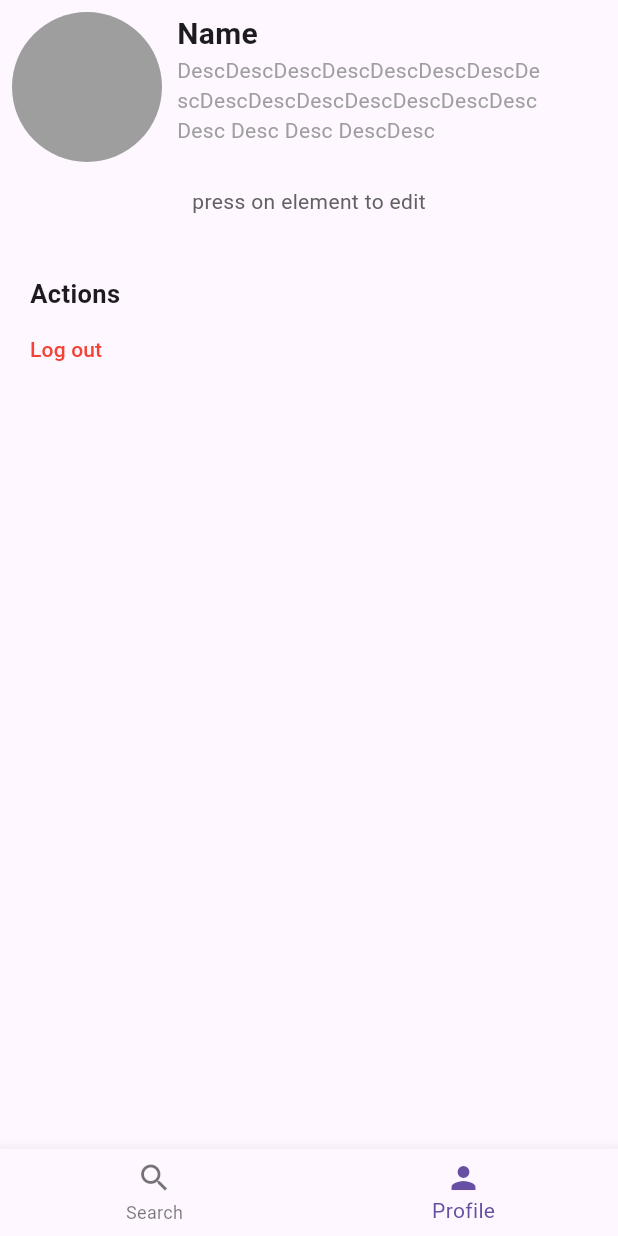
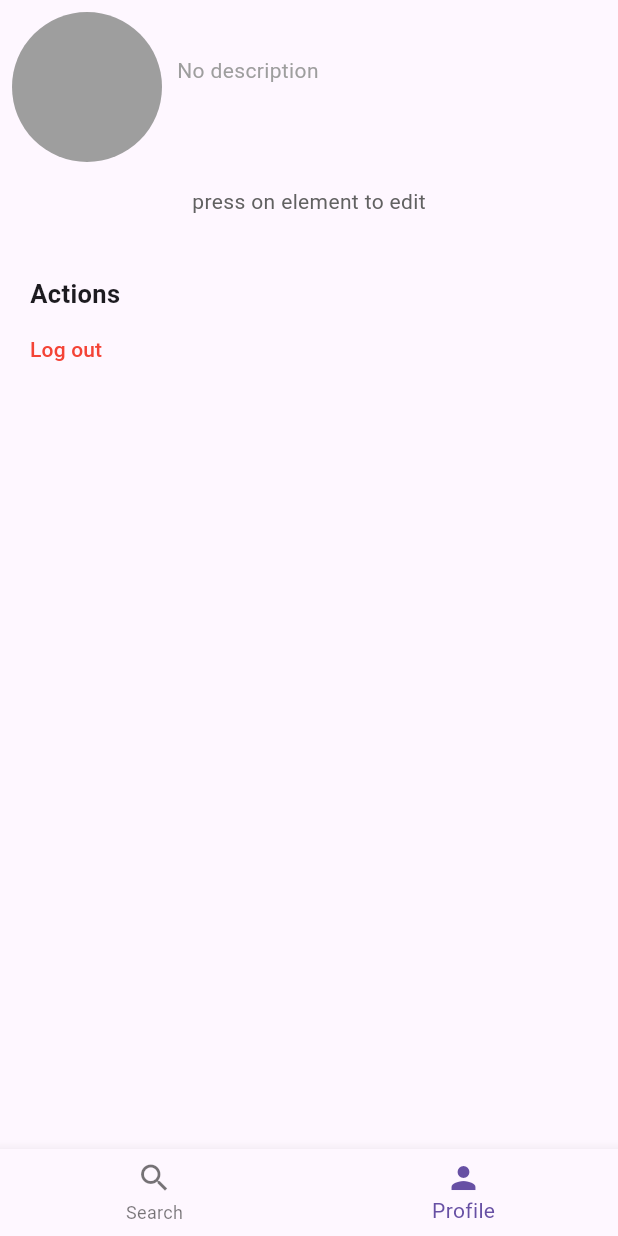
Before and after one commit to Yudnikov-Leonid/TestTaskTwo, a Flutter app: the screen it shows once a user with an empty profile is signed in, on a phone screen of 412 x 824 dp. Run offline on Flutter 3.47's test engine with Material 3 defaults, Android fonts, the phone set to English and light mode, and no system bars; our stand-ins replace cloud_firestore, firebase_auth, firebase_core, flutter_bloc, google_sign_in, synchronized; accounts and stored records are empty.

Commit message:
feature/profile userEntity, user sub

```diff
--- a/lib/core/firestore_service.dart
+++ b/lib/core/data/firestore_service.dart
@@ -1,9 +1,12 @@
 import 'package:cloud_firestore/cloud_firestore.dart';
 import 'package:firebase_auth/firebase_auth.dart';
+import 'package:profile_app/core/data/user_entity.dart';
 import 'package:synchronized/synchronized.dart';
 
 abstract class FirestoreService {
   Future createUser(UserCreateData data);
+  Future<UserEntity> getUser();
+  Stream<DocumentSnapshot<Map<String, dynamic>>> userStream();
 }
 
 class FirestoreServiceImpl implements FirestoreService {
@@ -23,6 +26,21 @@ class FirestoreServiceImpl implements FirestoreService {
       'description': ''
     });
   }
+
+  @override
+  Stream<DocumentSnapshot<Map<String, dynamic>>> userStream() {
+    final userRef = _firestore.collection('users').doc(FirebaseAuth.instance.currentUser!.uid);
+    return userRef.snapshots();
+  }
+
+  @override
+  Future<UserEntity> getUser() async {
+    final data = await _firestore.collection('users').doc(FirebaseAuth.instance.currentUser!.uid).get();
+    if (data.data() == null) {
+      return UserEntity.empty();
+    }
+    return UserEntity.fromJson(data.data()!);
+  }
 }
 
 class UserCreateData {
--- /dev/null
+++ b/lib/core/data/user_entity.dart
@@ -0,0 +1,25 @@
+class UserEntity {
+  final String name;
+  final String desc;
+  final String email;
+  final String? iconPath;
+
+  UserEntity(
+      {required this.name,
+      required this.desc,
+      required this.email,
+      required this.iconPath});
+
+  static UserEntity empty() {
+    return UserEntity(name: '', desc: '', email: '', iconPath: null);
+  }
+
+  factory UserEntity.fromJson(Map<String, dynamic> json) {
+    return UserEntity(
+      name: json['name'] ?? '',
+      desc: json['description'] ?? '',
+      email: json['email'] ?? '',
+      iconPath: json['icon_path'],
+    );
+  }
+}
--- /dev/null
+++ b/lib/core/presentation/provide_user.dart
@@ -0,0 +1,53 @@
+import 'dart:async';
+
+import 'package:flutter/material.dart';
+import 'package:profile_app/core/data/firestore_service.dart';
+import 'package:profile_app/core/data/user_entity.dart';
+import 'package:profile_app/di.dart';
+
+class ProvideUser extends StatefulWidget {
+  const ProvideUser({required this.child, super.key});
+
+  final Widget child;
+
+  @override
+  State<ProvideUser> createState() => ProvideUserState();
+}
+
+class ProvideUserState extends State<ProvideUser> {
+  final _firestoreService = di.get<FirestoreService>();
+  late UserEntity user;
+  final _streamController = StreamController<UserEntity>();
+  late Stream<UserEntity> userStream;
+  late StreamSubscription _sub;
+
+  @override
+  void initState() {
+    userStream = _streamController.stream;
+    _sub = _firestoreService.userStream().listen((newUser) {
+      user = UserEntity.fromJson(newUser.data()!);
+      _streamController.add(user);
+    });
+    super.initState();
+  }
+
+  @override
+  void dispose() {
+    _sub.cancel();
+    super.dispose();
+  }
+
+  Future _loadUser() async {
+    user = await _firestoreService.getUser();
+  }
+
+  @override
+  Widget build(BuildContext context) {
+    return FutureBuilder(
+        future: _loadUser(),
+        builder: (context, snapshot) {
+          return widget.child;
+        }
+    );
+  }
+}
--- a/lib/di.dart
+++ b/lib/di.dart
@@ -1,4 +1,4 @@
-import 'package:profile_app/core/firestore_service.dart';
+import 'package:profile_app/core/data/firestore_service.dart';
 import 'package:profile_app/features/login/presentation/login_bloc.dart';
 import 'package:synchronized/synchronized.dart';
 
--- a/lib/features/login/presentation/login_bloc.dart
+++ b/lib/features/login/presentation/login_bloc.dart
@@ -1,6 +1,6 @@
 import 'package:flutter_bloc/flutter_bloc.dart';
 import 'package:google_sign_in/google_sign_in.dart';
-import 'package:profile_app/core/firestore_service.dart';
+import 'package:profile_app/core/data/firestore_service.dart';
 import 'package:profile_app/features/login/data/login_data.dart';
 import 'package:profile_app/features/login/data/login_ui_type.dart';
 import 'package:firebase_auth/firebase_auth.dart';
--- a/lib/features/main_navigator/main_navigator.dart
+++ b/lib/features/main_navigator/main_navigator.dart
@@ -1,5 +1,6 @@
 import 'package:firebase_auth/firebase_auth.dart';
 import 'package:flutter/material.dart';
+import 'package:profile_app/core/presentation/provide_user.dart';
 import 'package:profile_app/features/login/presentation/login_page.dart';
 import 'package:profile_app/features/profile/profile_page.dart';
 
@@ -17,7 +18,7 @@ class _MainNavigatorState extends State<MainNavigator> {
         stream: FirebaseAuth.instance.userChanges(),
         builder: (context, snapshot) {
           if (snapshot.data?.emailVerified ?? false) {
-            return const _BottomNavigator();
+            return const ProvideUser(child: _BottomNavigator());
           } else {
             return const LoginPage();
           }
--- a/lib/features/profile/profile_page.dart
+++ b/lib/features/profile/profile_page.dart
@@ -1,9 +1,39 @@
+import 'dart:async';
+
 import 'package:flutter/material.dart';
 import 'package:flutter_bloc/flutter_bloc.dart';
+import 'package:profile_app/core/data/user_entity.dart';
+import 'package:profile_app/core/presentation/provide_user.dart';
 import 'package:profile_app/features/login/presentation/login_bloc.dart';
 
-class ProfilePage extends StatelessWidget {
+class ProfilePage extends StatefulWidget {
   const ProfilePage({super.key});
+
+  @override
+  State<ProfilePage> createState() => _ProfilePageState();
+}
+
+class _ProfilePageState extends State<ProfilePage> {
+  late UserEntity _user;
+  late StreamSubscription _sub;
+
+  @override
+  void initState() {
+    final state = context.findAncestorStateOfType<ProvideUserState>()!;
+    _user = state.user;
+    _sub = state.userStream.listen((newUser) {
+      setState(() {
+        _user = newUser;
+      });
+    });
+    super.initState();
+  }
+
+  @override
+  void dispose() {
+    _sub.cancel();
+    super.dispose();
+  }
 
   @override
   Widget build(BuildContext context) {
@@ -23,14 +53,14 @@ class ProfilePage extends StatelessWidget {
             Column(
               crossAxisAlignment: CrossAxisAlignment.start,
               children: [
-                Text('Name',
+                Text(_user.name,
                     style:
-                        TextStyle(fontSize: 20, fontWeight: FontWeight.bold)),
+                        const TextStyle(fontSize: 20, fontWeight: FontWeight.bold)),
                 SizedBox(
                     width: MediaQuery.sizeOf(context).width * 0.6,
                     child: Text(
-                        'DescDescDescDescDescDescDescDescDescDescDescDescDescDescDescDesc Desc Desc DescDesc',
-                        style: TextStyle(fontSize: 14, color: Colors.grey))),
+                        _user.desc.isEmpty ? 'No description' : _user.desc,
+                        style: const TextStyle(fontSize: 14, color: Colors.grey))),
               ],
             )
           ],
```
